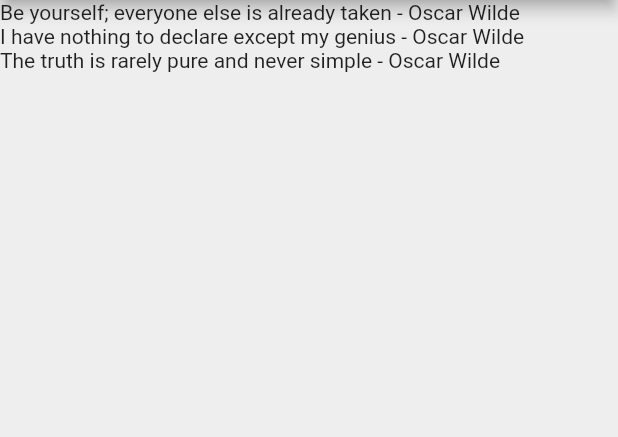
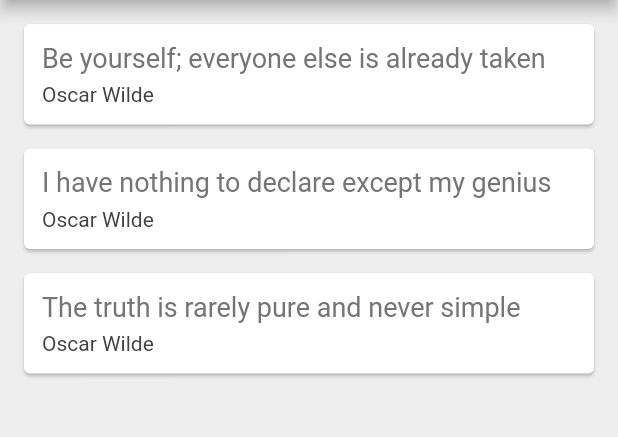
Before and after one commit to Dre90/flutter_tutorial_quotes, a Flutter app: the screen it shows after launch, on a phone screen of 412 x 824 dp, the part 84-521 px from its top. Run offline on Flutter 3.47's test engine with Material 2 defaults, Android fonts, the phone set to English and light mode, and no system bars.

Commit message:
part three

```diff
--- a/lib/main.dart
+++ b/lib/main.dart
@@ -18,6 +18,35 @@ class _QuoteListState extends State<QuoteList> {
     Quote(author: 'Oscar Wilde', text: 'The truth is rarely pure and never simple')
   ];
 
+  Widget quoteTemplate(quote){
+    return Card(
+      margin: EdgeInsets.fromLTRB(16.0, 16.0, 16.0, 0),
+      child: Padding(
+        padding: const EdgeInsets.all(12.0),
+        child: Column(
+          crossAxisAlignment: CrossAxisAlignment.stretch,
+          children: <Widget>[
+            Text(
+              quote.text,
+              style: TextStyle(
+                fontSize: 18.0,
+                color: Colors.grey[600],
+              ),
+            ),
+            SizedBox(height: 6.0),
+            Text(
+              quote.author,
+              style: TextStyle(
+                fontSize: 14.0,
+                color: Colors.grey[800],
+              ),
+            ),
+          ],
+        ),
+      ),
+    );
+  }
+
   @override
   Widget build(BuildContext context) {
     return Scaffold(
@@ -29,7 +58,7 @@ class _QuoteListState extends State<QuoteList> {
       ),
       body: Column(
         crossAxisAlignment: CrossAxisAlignment.start,
-        children: quotes.map((quote) => Text("${quote.text} - ${quote.author}")).toList(),
+        children: quotes.map((quote) => quoteTemplate(quote)).toList(),
       ),
     );
   }
```
